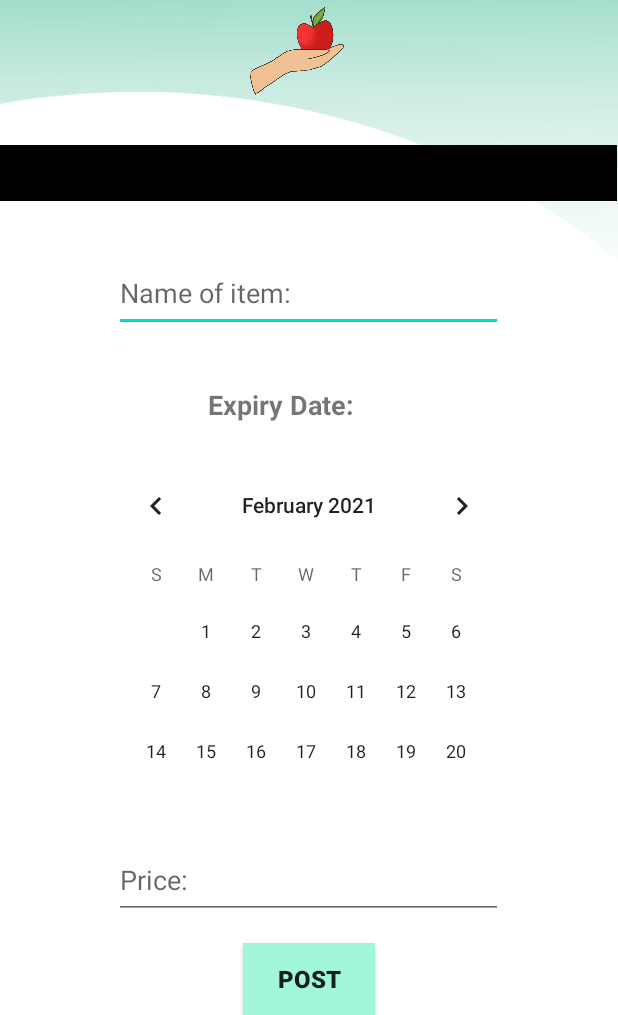
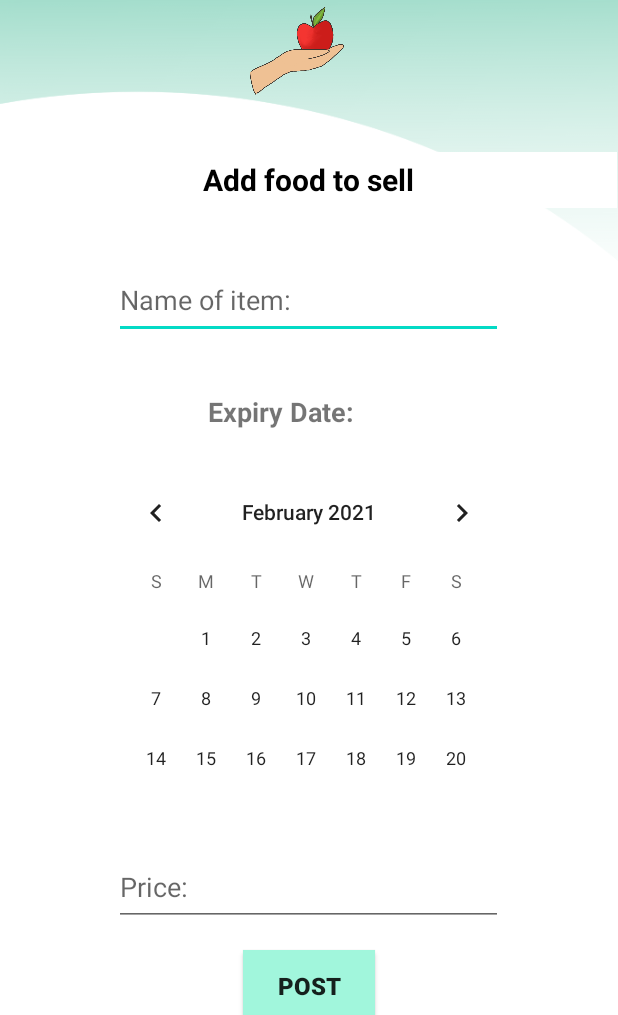
Before and after one commit to IoanaCM/IC-Hello-World, an Android app: the NewFoodItem screen opened directly, with no data from a screen before it, after a tap on an icon or button, on a phone screen of 412 x 824 dp, the part 221-1236 px from its top. Run offline under Robolectric (Android 15) with nearby library versions, the phone set to English and light mode, and no system bars; our stand-ins replace Firebase (no records; nobody signed in at launch, a user with empty details on screens opened directly).

Commit message:
design change activity main - white background

```diff
--- a/app/src/main/res/layout/new_food_item.xml
+++ b/app/src/main/res/layout/new_food_item.xml
@@ -56,8 +56,8 @@
                 android:id="@+id/textView"
                 android:layout_width="411dp"
                 android:layout_height="37dp"
-                android:layout_marginTop="25dp"
-                android:background="#000000"
+                android:layout_marginTop="30dp"
+                android:background="#FFFFFF"
                 android:gravity="center_horizontal|fill_vertical"
                 android:text="@string/add_food_to_sell"
                 android:textColor="#000000"
```
